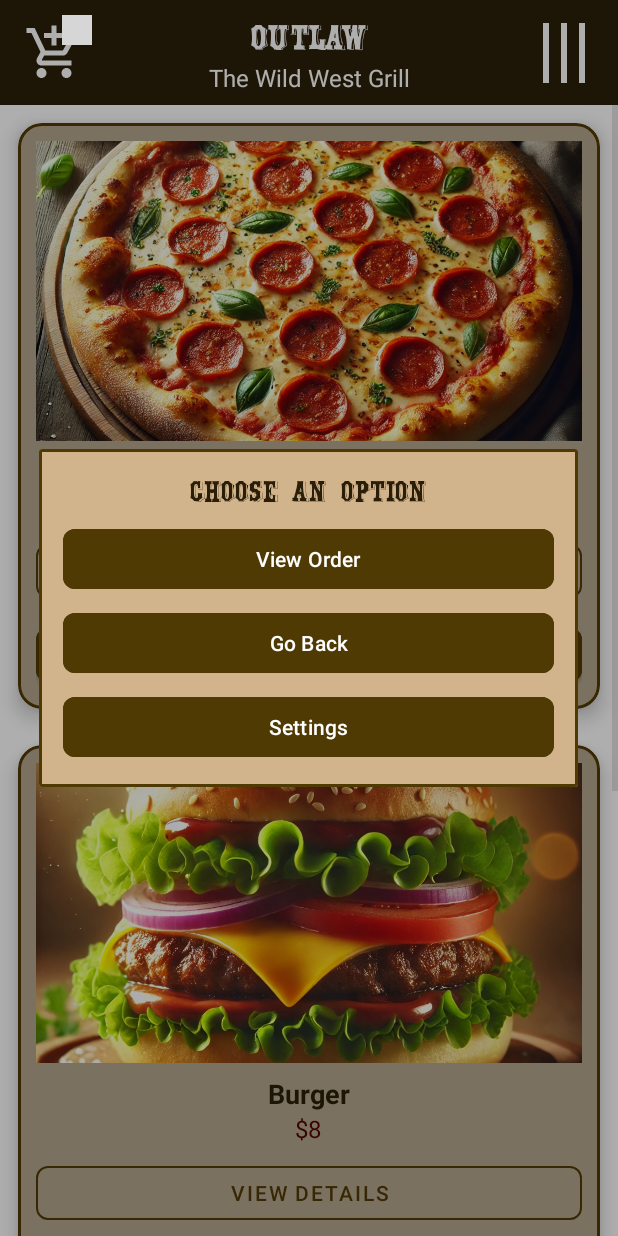
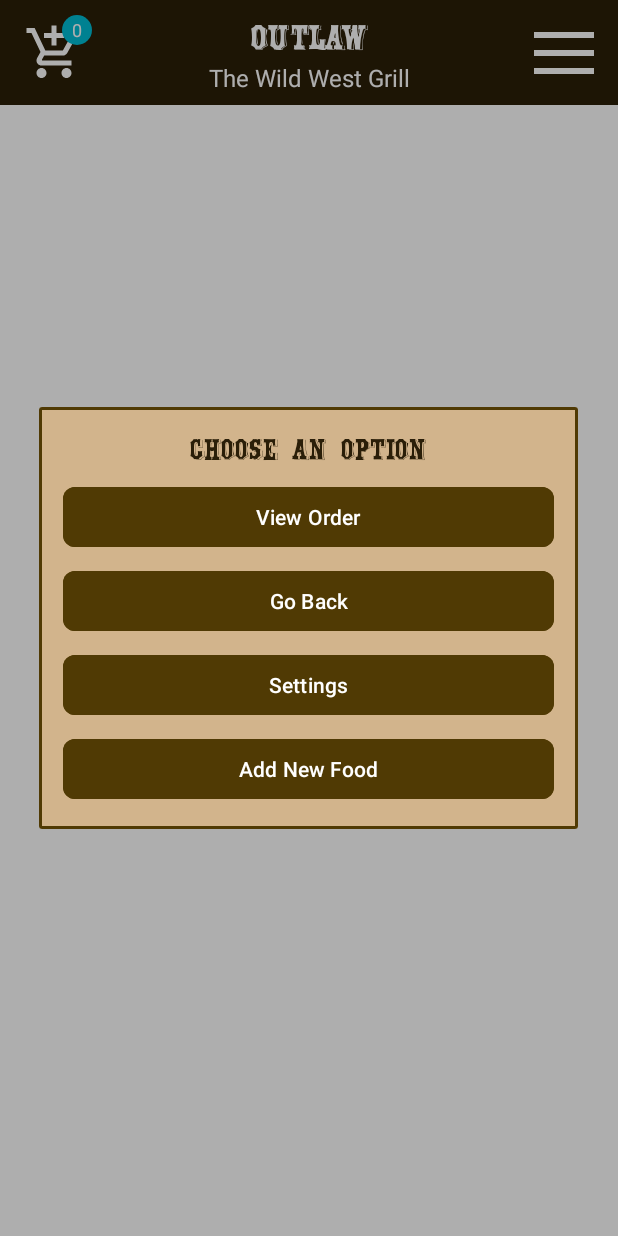
Before and after one commit to artur300/menu, an Android app: the screen it shows after launch (MainActivity), after a tap on an icon or button, on a phone screen of 412 x 824 dp. Run offline under Robolectric (Android 15) with nearby library versions, the phone set to English and light mode, and no system bars; grey boxes are pictures that could not be loaded.

Commit message:
i changed the project from static list to dynamic maybe i will change the whole project

```diff
--- a/app/src/main/java/com/example/menu/Food.kt
+++ b/app/src/main/java/com/example/menu/Food.kt
@@ -3,5 +3,5 @@ package com.example.menu
 data class Food(
     val name: String,
     val price: String,
-    val imageResId: Int
+    val imageUri: String
 )
--- a/app/src/main/java/com/example/menu/FoodListFragment.kt
+++ b/app/src/main/java/com/example/menu/FoodListFragment.kt
@@ -1,130 +1,102 @@
 package com.example.menu
 
+import android.net.Uri
+import android.os.Bundle
 import android.view.LayoutInflater
 import android.view.View
 import android.view.ViewGroup
-import android.os.Bundle
+import android.widget.ImageView
+import android.widget.Button
+import android.widget.EditText
+import android.widget.Toast
+import androidx.appcompat.app.AlertDialog
 import androidx.fragment.app.Fragment
 import androidx.recyclerview.widget.GridLayoutManager
-import android.media.MediaPlayer
-import androidx.appcompat.app.AlertDialog
-import android.animation.ObjectAnimator
+import androidx.activity.result.contract.ActivityResultContracts
 import com.example.menu.databinding.FragmentFoodListBinding
 
 class FoodListFragment : Fragment() {
-    private var isMenuOpen = false
+
     private lateinit var binding: FragmentFoodListBinding
     private lateinit var adapter: FoodAdapter
-    private lateinit var mediaPlayer: MediaPlayer
-    private var cartCount = 0
-    private val cartItems = mutableListOf<Food>()
+    private val foodList = mutableListOf<Food>()
 
-    private fun addToCart(food: Food) {
-        cartCount++
-        cartItems.add(food)
-        binding.cartCount.text = cartCount.toString() // עדכון המונה
-        CartAnimation.animateCartCount(binding.cartCount)
+    private var selectedImageUri: Uri? = null
+    private var imagePreview: ImageView? = null
+
+    private val pickImageLauncher = registerForActivityResult(ActivityResultContracts.GetContent()) { uri: Uri? ->
+        if (uri != null) {
+            selectedImageUri = uri
+            imagePreview?.setImageURI(uri)
+        }
     }
 
     override fun onCreateView(
         inflater: LayoutInflater, container: ViewGroup?, savedInstanceState: Bundle?
     ): View {
-        // אתחול ה-Binding
         binding = FragmentFoodListBinding.inflate(inflater, container, false)
 
-        // Listener לאייקון התפריט
-        binding.menuIcon.setOnClickListener {
-            isMenuOpen = !isMenuOpen // שינוי המצב (פתיחה/סגירה)
-            toggleMenuAnimation(it, isMenuOpen) // הפעלת האנימציה
-            if (isMenuOpen) {
-                showMenuDialog() // הצגת התפריט
-            }
-        }
-
-        val view = binding.root
-
-        // הגדרת MediaPlayer
-        mediaPlayer = MediaPlayer.create(requireContext(), R.raw.wild_west_music)
-        mediaPlayer.isLooping = true // הפעלת לולאה
-        mediaPlayer.start()
-
-        // יצירת רשימה לדוגמה
-        val foodList = listOf(
-            Food("Pizza", "$10", R.drawable.pizza),
-            Food("Burger", "$8", R.drawable.ham),
-            Food("Sushi", "$12", R.drawable.sushi)
-        )
-
-        // אתחול ה-RecyclerView
         adapter = FoodAdapter(foodList, { food ->
-            // פעולה לדוגמה
+            // טיפול בלחיצה על "פרטים נוספים"
         }, { food ->
-            addToCart(food) // הוספה לעגלה
+            // טיפול בלחיצה על "הזמנה"
         })
 
         binding.recyclerView.layoutManager = GridLayoutManager(context, 1)
         binding.recyclerView.adapter = adapter
 
-        return view
+        binding.menuIcon.setOnClickListener {
+            showMenuDialog()
+        }
+
+        return binding.root
     }
 
-    private fun toggleMenuAnimation(view: View, isOpening: Boolean) {
-        val rotationAngle = if (isOpening) 90f else 0f // סיבוב ל-90 מעלות כשנפתח
-        ObjectAnimator.ofFloat(view, "rotation", rotationAngle).apply {
-            duration = 300 // משך האנימציה
-            start()
-        }
+    private fun addNewFood(name: String, price: String, imageUri: String) {
+        val newFood = Food(name, price, imageUri)
+        foodList.add(newFood)
+        adapter.notifyItemInserted(foodList.size - 1)
     }
 
     private fun showMenuDialog() {
-        // שימוש בעיצוב מותאם אישית
         val dialogView = LayoutInflater.from(requireContext()).inflate(R.layout.custom_dialog_menu, null)
-
         val dialog = AlertDialog.Builder(requireContext())
-            .setView(dialogView) // שימוש ב-Layout מותאם
+            .setView(dialogView)
             .create()
 
-        // קישור כפתורים מתוך ה-Layout
-        dialogView.findViewById<View>(R.id.btn_view_order).setOnClickListener {
-            // פעולה לבחירת "View Order"
+        dialogView.findViewById<View>(R.id.btn_add_new_food).setOnClickListener {
+            showAddFoodDialog()
             dialog.dismiss()
-        }
-        dialogView.findViewById<View>(R.id.btn_go_back).setOnClickListener {
-            // פעולה לבחירת "Go Back"
-            dialog.dismiss()
-        }
-        dialogView.findViewById<View>(R.id.btn_settings).setOnClickListener {
-            // פעולה לבחירת "Settings"
-            dialog.dismiss()
-        }
-
-        // מאזין לסגירת הדיאלוג
-        dialog.setOnDismissListener {
-            isMenuOpen = false // עדכון מצב התפריט
-            toggleMenuAnimation(binding.menuIcon, false) // החזרת האייקון למצבו המקורי
         }
 
         dialog.show()
     }
 
-    override fun onPause() {
-        super.onPause()
-        if (::mediaPlayer.isInitialized && mediaPlayer.isPlaying) {
-            mediaPlayer.pause()
+    private fun showAddFoodDialog() {
+        val dialogView = LayoutInflater.from(requireContext()).inflate(R.layout.add_food_dialog, null)
+        val dialog = AlertDialog.Builder(requireContext())
+            .setView(dialogView)
+            .create()
+
+        imagePreview = dialogView.findViewById(R.id.food_image_preview)
+        val pickImageButton = dialogView.findViewById<Button>(R.id.btn_pick_image)
+
+        pickImageButton.setOnClickListener {
+            pickImageLauncher.launch("image/*")
         }
-    }
 
-    override fun onDestroyView() {
-        super.onDestroyView()
-        if (::mediaPlayer.isInitialized) {
-            mediaPlayer.release()
+        dialogView.findViewById<View>(R.id.btn_add_food).setOnClickListener {
+            val name = dialogView.findViewById<EditText>(R.id.food_name_input).text.toString()
+            val price = dialogView.findViewById<EditText>(R.id.food_price_input).text.toString()
+
+            if (name.isNotBlank() && price.isNotBlank() && selectedImageUri != null) {
+                addNewFood(name, price, selectedImageUri.toString())
+                dialog.dismiss()
+            } else {
+                Toast.makeText(requireContext(), "Please fill all fields and select an image", Toast.LENGTH_SHORT).show()
+            }
         }
-    }
 
-    override fun onResume() {
-        super.onResume()
-        if (::mediaPlayer.isInitialized && !mediaPlayer.isPlaying) {
-            mediaPlayer.start()
-        }
+        dialog.show()
     }
 }
--- /dev/null
+++ b/app/src/main/res/drawable/circle_background.xml
@@ -0,0 +1,5 @@
+<?xml version="1.0" encoding="utf-8"?>
+<shape xmlns:android="http://schemas.android.com/apk/res/android">
+    <solid android:color="#00BCD4" /> <!-- צבע הרקע -->
+    <corners android:radius="50dp" /> <!-- קצוות עגולים -->
+</shape>
--- a/app/src/main/res/layout/custom_dialog_menu.xml
+++ b/app/src/main/res/layout/custom_dialog_menu.xml
@@ -63,4 +63,18 @@
         app:layout_constraintStart_toStartOf="parent"
         app:layout_constraintEnd_toEndOf="parent"
         android:layout_marginTop="8dp" />
+
+
+    <Button
+        android:id="@+id/btn_add_new_food"
+        android:layout_width="0dp"
+        android:layout_height="wrap_content"
+        android:text="Add New Food"
+        android:backgroundTint="@color/brown"
+        android:textColor="@android:color/white"
+        app:cornerRadius="8dp"
+        app:layout_constraintTop_toBottomOf="@id/btn_settings"
+        app:layout_constraintStart_toStartOf="parent"
+        app:layout_constraintEnd_toEndOf="parent"
+        android:layout_marginTop="8dp" />
 </androidx.constraintlayout.widget.ConstraintLayout>
```
Also changed, not shown: app/src/main/java/com/example/menu/FoodAdapter.kt (+14 -30 lines), app/src/main/java/com/example/menu/FoodDetailsFragment.kt (+4 -3 lines), app/src/main/java/com/example/menu/MainActivity.kt (+2 -7 lines), app/src/main/res/layout/add_food_dialog.xml (added, +41 -0 lines).
